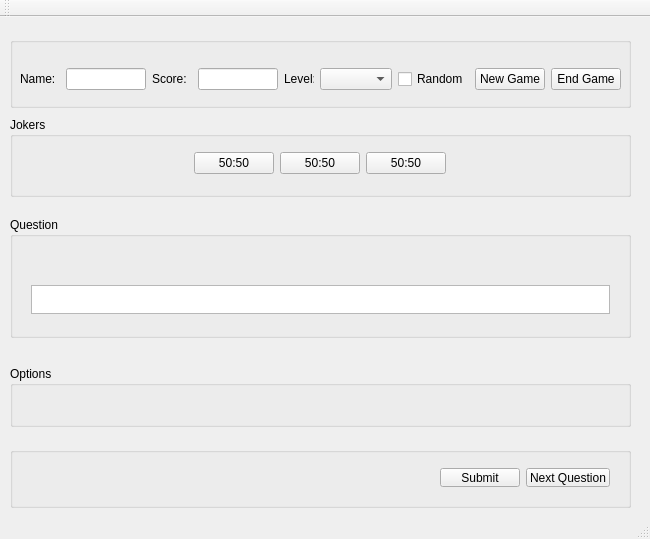
Holikma/Application-Millionaire, file Qt_APP/Qt_APP.ui: the form before one commit.
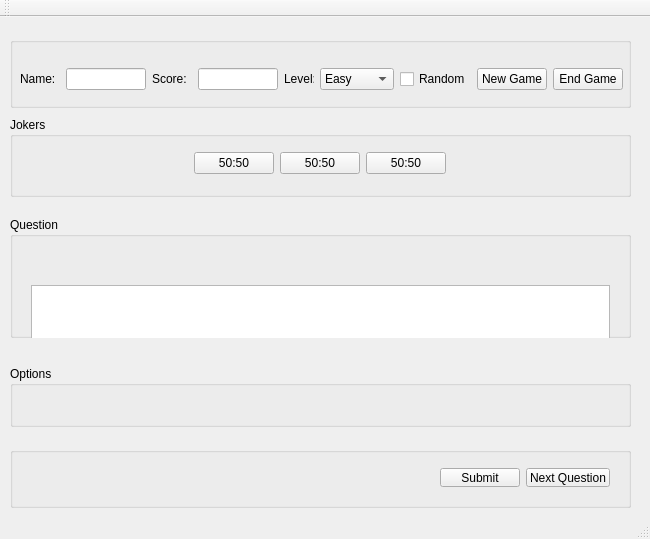
The form after the commit.

Diff of the .ui file:
```diff
--- a/Qt_APP/Qt_APP.ui
+++ b/Qt_APP/Qt_APP.ui
@@ -201,7 +201,7 @@
        <x>10</x>
        <y>27</y>
        <width>601</width>
-       <height>81</height>
+       <height>109</height>
       </rect>
      </property>
      <layout class="QVBoxLayout" name="verticalLayout">
@@ -368,7 +368,23 @@
        </widget>
       </item>
       <item row="0" column="5">
-       <widget class="QComboBox" name="comboBox"/>
+       <widget class="QComboBox" name="Level_Box">
+        <item>
+         <property name="text">
+          <string>Easy</string>
+         </property>
+        </item>
+        <item>
+         <property name="text">
+          <string>Medium</string>
+         </property>
+        </item>
+        <item>
+         <property name="text">
+          <string>Hard</string>
+         </property>
+        </item>
+       </widget>
       </item>
       <item row="0" column="1">
        <widget class="QLineEdit" name="lineEdit">
```
Left out of the diff: 51 changed lines with no effect on the pictures.
